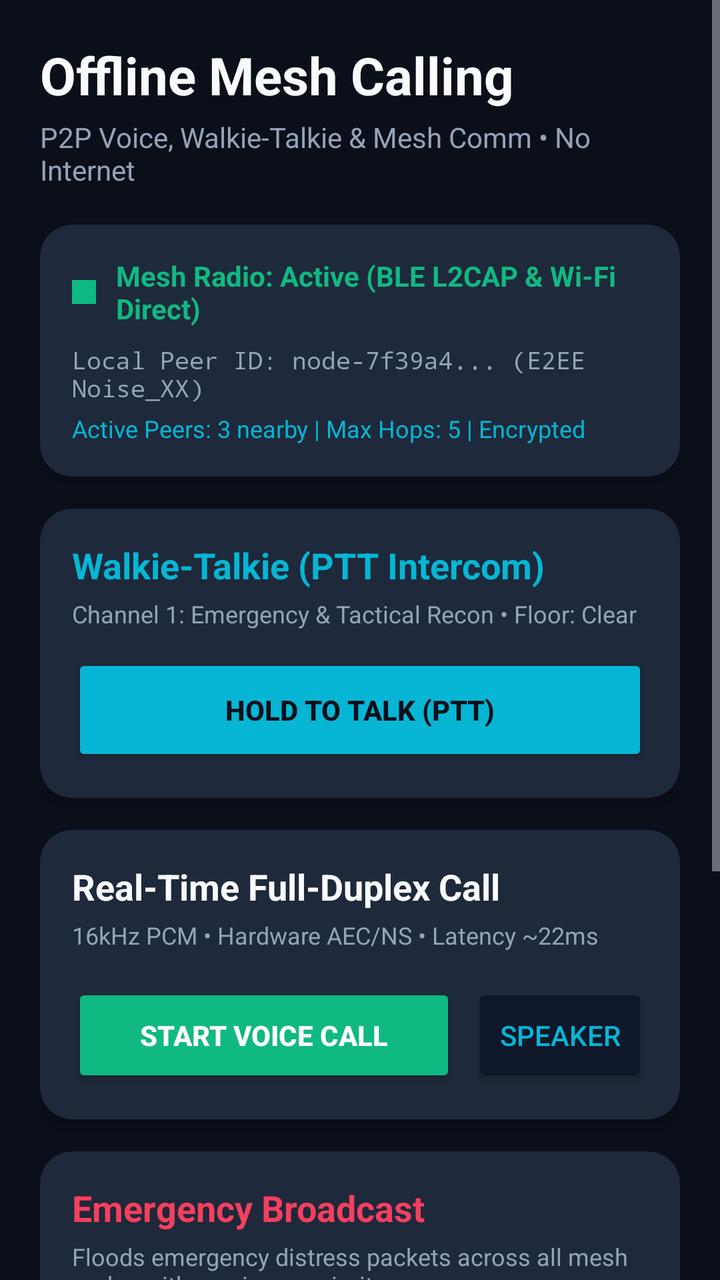
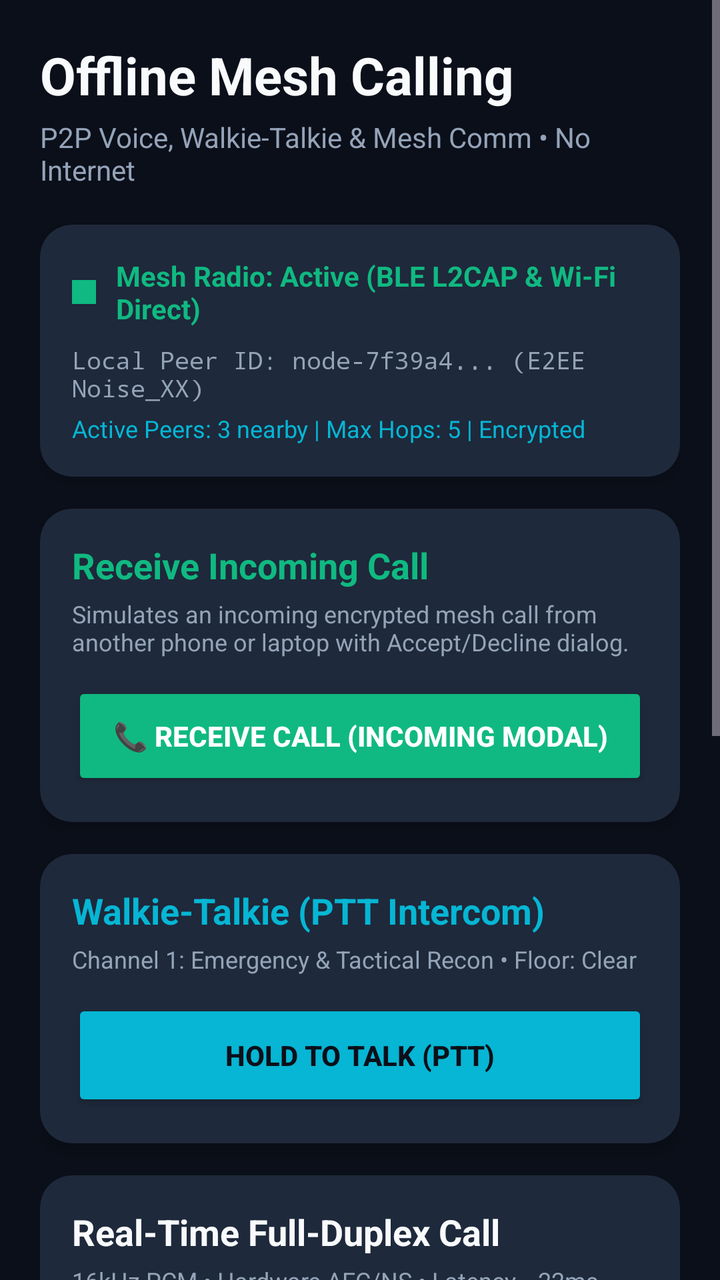

An Android layout rendered at two revisions. The XML below is the earlier revision; the diff shows what the commit changed to produce the second picture.
<!-- AndroidManifest.xml: application theme Theme.OfflineMeshCalling -->
<!-- res/layout/activity_main.xml -->
<?xml version="1.0" encoding="utf-8"?>
<ScrollView xmlns:android="http://schemas.android.com/apk/res/android"
    xmlns:app="http://schemas.android.com/apk/res-auto"
    android:layout_width="match_parent"
    android:layout_height="match_parent"
    android:background="@color/background_dark"
    android:fillViewport="true">

    <LinearLayout
        android:layout_width="match_parent"
        android:layout_height="wrap_content"
        android:orientation="vertical"
        android:padding="20dp">

        
        <TextView
            android:layout_width="wrap_content"
            android:layout_height="wrap_content"
            android:text="Offline Mesh Calling"
            android:textColor="@color/text_primary"
            android:textSize="26sp"
            android:textStyle="bold" />

        <TextView
            android:layout_width="wrap_content"
            android:layout_height="wrap_content"
            android:layout_marginTop="4dp"
            android:text="P2P Voice, Walkie-Talkie &amp; Mesh Comm • No Internet"
            android:textColor="@color/text_secondary"
            android:textSize="14sp" />

        
        <androidx.cardview.widget.CardView
            android:layout_width="match_parent"
            android:layout_height="wrap_content"
            android:layout_marginTop="18dp"
            app:cardBackgroundColor="@color/card_bg"
            app:cardCornerRadius="16dp"
            app:cardElevation="4dp">

            <LinearLayout
                android:layout_width="match_parent"
                android:layout_height="wrap_content"
                android:orientation="vertical"
                android:padding="16dp">

                <LinearLayout
                    android:layout_width="match_parent"
                    android:layout_height="wrap_content"
                    android:gravity="center_vertical"
                    android:orientation="horizontal">

                    <View
                        android:id="@+id/statusIndicator"
                        android:layout_width="12dp"
                        android:layout_height="12dp"
                        android:background="@drawable/ic_launcher_background"
                        android:backgroundTint="@color/accent_emerald" />

                    <TextView
                        android:id="@+id/tvStatus"
                        android:layout_width="wrap_content"
                        android:layout_height="wrap_content"
                        android:layout_marginStart="10dp"
                        android:text="Mesh Radio: Active (BLE L2CAP &amp; Wi-Fi Direct)"
                        android:textColor="@color/accent_emerald"
                        android:textSize="14sp"
                        android:textStyle="bold" />
                </LinearLayout>

                <TextView
                    android:id="@+id/tvPeerId"
                    android:layout_width="wrap_content"
                    android:layout_height="wrap_content"
                    android:layout_marginTop="8dp"
                    android:text="Local Peer ID: node-7f39a4... (E2EE Noise_XX)"
                    android:textColor="@color/text_secondary"
                    android:textSize="12sp"
                    android:fontFamily="monospace" />

                <TextView
                    android:id="@+id/tvMeshStats"
                    android:layout_width="wrap_content"
                    android:layout_height="wrap_content"
                    android:layout_marginTop="4dp"
                    android:text="Active Peers: 3 nearby | Max Hops: 5 | Encrypted"
                    android:textColor="@color/accent_cyan"
                    android:textSize="12sp" />
            </LinearLayout>
        </androidx.cardview.widget.CardView>

        
        <androidx.cardview.widget.CardView
            android:layout_width="match_parent"
            android:layout_height="wrap_content"
            android:layout_marginTop="16dp"
            app:cardBackgroundColor="@color/card_bg"
            app:cardCornerRadius="16dp"
            app:cardElevation="4dp">

            <LinearLayout
                android:layout_width="match_parent"
                android:layout_height="wrap_content"
                android:orientation="vertical"
                android:padding="16dp">

                <TextView
                    android:layout_width="wrap_content"
                    android:layout_height="wrap_content"
                    android:text="Walkie-Talkie (PTT Intercom)"
                    android:textColor="@color/accent_cyan"
                    android:textSize="18sp"
                    android:textStyle="bold" />

                <TextView
                    android:id="@+id/tvPttChannel"
                    android:layout_width="wrap_content"
                    android:layout_height="wrap_content"
                    android:layout_marginTop="4dp"
                    android:text="Channel 1: Emergency &amp; Tactical Recon • Floor: Clear"
                    android:textColor="@color/text_secondary"
                    android:textSize="12sp" />

                <Button
                    android:id="@+id/btnPtt"
                    android:layout_width="match_parent"
                    android:layout_height="56dp"
                    android:layout_marginTop="12dp"
                    android:backgroundTint="@color/accent_cyan"
                    android:text="HOLD TO TALK (PTT)"
                    android:textColor="#0B0F19"
                    android:textStyle="bold" />
            </LinearLayout>
        </androidx.cardview.widget.CardView>

        
        <androidx.cardview.widget.CardView
            android:layout_width="match_parent"
            android:layout_height="wrap_content"
            android:layout_marginTop="16dp"
            app:cardBackgroundColor="@color/card_bg"
            app:cardCornerRadius="16dp"
            app:cardElevation="4dp">

            <LinearLayout
                android:layout_width="match_parent"
                android:layout_height="wrap_content"
                android:orientation="vertical"
                android:padding="16dp">

                <TextView
                    android:layout_width="wrap_content"
                    android:layout_height="wrap_content"
                    android:text="Real-Time Full-Duplex Call"
                    android:textColor="@color/text_primary"
                    android:textSize="18sp"
                    android:textStyle="bold" />

                <TextView
                    android:id="@+id/tvAudioInfo"
                    android:layout_width="wrap_content"
                    android:layout_height="wrap_content"
                    android:layout_marginTop="4dp"
                    android:text="16kHz PCM • Hardware AEC/NS • Latency ~22ms"
                    android:textColor="@color/text_secondary"
                    android:textSize="12sp" />

                <LinearLayout
                    android:layout_width="match_parent"
                    android:layout_height="wrap_content"
                    android:layout_marginTop="16dp"
                    android:orientation="horizontal">

                    <Button
                        android:id="@+id/btnCall"
                        android:layout_width="0dp"
                        android:layout_height="52dp"
                        android:layout_weight="1"
                        android:backgroundTint="@color/accent_emerald"
                        android:text="Start Voice Call"
                        android:textColor="#FFFFFF"
                        android:textStyle="bold" />

                    <Button
                        android:id="@+id/btnSpeaker"
                        android:layout_width="wrap_content"
                        android:layout_height="52dp"
                        android:layout_marginStart="8dp"
                        android:backgroundTint="@color/primary"
                        android:text="Speaker"
                        android:textColor="@color/accent_cyan" />
                </LinearLayout>
            </LinearLayout>
        </androidx.cardview.widget.CardView>

        
        <androidx.cardview.widget.CardView
            android:layout_width="match_parent"
            android:layout_height="wrap_content"
            android:layout_marginTop="16dp"
            app:cardBackgroundColor="@color/card_bg"
            app:cardCornerRadius="16dp"
            app:cardElevation="4dp">

            <LinearLayout
                android:layout_width="match_parent"
                android:layout_height="wrap_content"
                android:orientation="vertical"
                android:padding="16dp">

                <TextView
                    android:layout_width="wrap_content"
                    android:layout_height="wrap_content"
                    android:text="Emergency Broadcast"
                    android:textColor="@color/accent_rose"
                    android:textSize="18sp"
                    android:textStyle="bold" />

                <TextView
                    android:layout_width="wrap_content"
                    android:layout_height="wrap_content"
                    android:layout_marginTop="4dp"
                    android:text="Floods emergency distress packets across all mesh nodes with maximum priority."
                    android:textColor="@color/text_secondary"
                    android:textSize="12sp" />

                <Button
                    android:id="@+id/btnSos"
                    android:layout_width="match_parent"
                    android:layout_height="52dp"
                    android:layout_marginTop="12dp"
                    android:backgroundTint="@color/accent_rose"
                    android:text="BROADCAST SOS BEACON"
                    android:textColor="#FFFFFF"
                    android:textStyle="bold" />
            </LinearLayout>
        </androidx.cardview.widget.CardView>

        
        <TextView
            android:layout_width="wrap_content"
            android:layout_height="wrap_content"
            android:layout_marginTop="20dp"
            android:text="Mesh Activity Log"
            android:textColor="@color/text_primary"
            android:textSize="16sp"
            android:textStyle="bold" />

        <TextView
            android:id="@+id/tvLogs"
            android:layout_width="match_parent"
            android:layout_height="140dp"
            android:layout_marginTop="8dp"
            android:background="@color/primary_dark"
            android:fontFamily="monospace"
            android:padding="12dp"
            android:text="[Mesh] Radio initialized on BLE L2CAP\n[Mesh] Channel PSM allocated: 128\n[Audio] AudioRecord &amp; AudioTrack ready\n[PTT] Multicast Channel 1 joined\n[Crypto] Noise_XX ephemeral keys generated"
            android:textColor="@color/accent_cyan"
            android:textSize="11sp" />

    </LinearLayout>
</ScrollView>
<!-- resources referenced by this layout -->
<resources>
  <color name="accent_cyan">#06B6D4</color>
  <color name="accent_emerald">#10B981</color>
  <color name="accent_rose">#F43F5E</color>
  <color name="background_dark">#0B0F19</color>
  <color name="card_bg">#1E293B</color>
  <color name="primary">#0F172A</color>
  <color name="primary_dark">#020617</color>
  <color name="text_primary">#F8FAFC</color>
  <color name="text_secondary">#94A3B8</color>
  <!-- drawable ic_launcher_background (drawable) -->
  <vector xmlns:android="http://schemas.android.com/apk/res/android"
      android:width="108dp"
      android:height="108dp"
      android:viewportWidth="108"
      android:viewportHeight="108">
      <path
          android:fillColor="#0B0F19"
          android:pathData="M0,0h108v108h-108z" />
  </vector>
  <style name="Theme.OfflineMeshCalling" parent="Theme.Material3.Dark.NoActionBar">
          <item name="colorPrimary">@color/accent_cyan</item>
          <item name="colorSecondary">@color/accent_emerald</item>
          <item name="android:statusBarColor">@color/background_dark</item>
          <item name="android:windowBackground">@color/background_dark</item>
      </style>
</resources>

<!-- the commit's change to res/layout/activity_main.xml (unified diff, before → after) -->
@@ -107,6 +107,49 @@
                 <TextView
                     android:layout_width="wrap_content"
                     android:layout_height="wrap_content"
+                    android:text="Receive Incoming Call"
+                    android:textColor="@color/accent_emerald"
+                    android:textSize="18sp"
+                    android:textStyle="bold" />
+
+                <TextView
+                    android:layout_width="wrap_content"
+                    android:layout_height="wrap_content"
+                    android:layout_marginTop="4dp"
+                    android:text="Simulates an incoming encrypted mesh call from another phone or laptop with Accept/Decline dialog."
+                    android:textColor="@color/text_secondary"
+                    android:textSize="12sp" />
+
+                <Button
+                    android:id="@+id/btnReceiveCall"
+                    android:layout_width="match_parent"
+                    android:layout_height="54dp"
+                    android:layout_marginTop="12dp"
+                    android:backgroundTint="@color/accent_emerald"
+                    android:text="📞 RECEIVE CALL (INCOMING MODAL)"
+                    android:textColor="#FFFFFF"
+                    android:textStyle="bold" />
+            </LinearLayout>
+        </androidx.cardview.widget.CardView>
+
+        
+        <androidx.cardview.widget.CardView
+            android:layout_width="match_parent"
+            android:layout_height="wrap_content"
+            android:layout_marginTop="16dp"
+            app:cardBackgroundColor="@color/card_bg"
+            app:cardCornerRadius="16dp"
+            app:cardElevation="4dp">
+
+            <LinearLayout
+                android:layout_width="match_parent"
+                android:layout_height="wrap_content"
+                android:orientation="vertical"
+                android:padding="16dp">
+
+                <TextView
+                    android:layout_width="wrap_content"
+                    android:layout_height="wrap_content"
                     android:text="Walkie-Talkie (PTT Intercom)"
                     android:textColor="@color/accent_cyan"
                     android:textSize="18sp"
